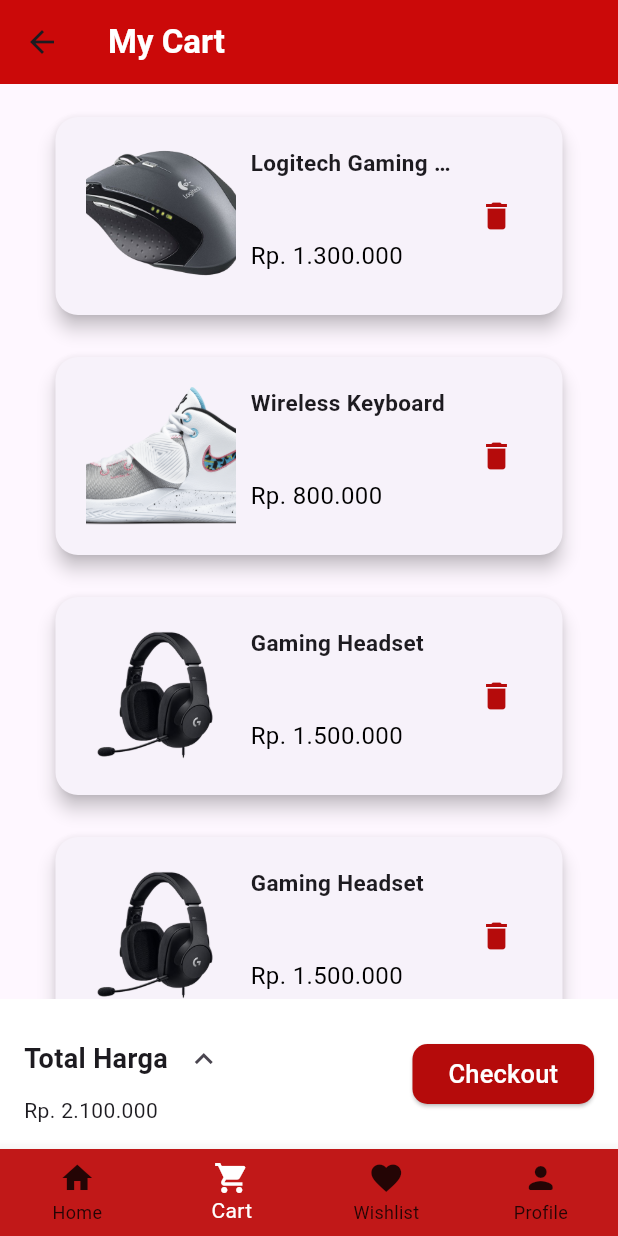
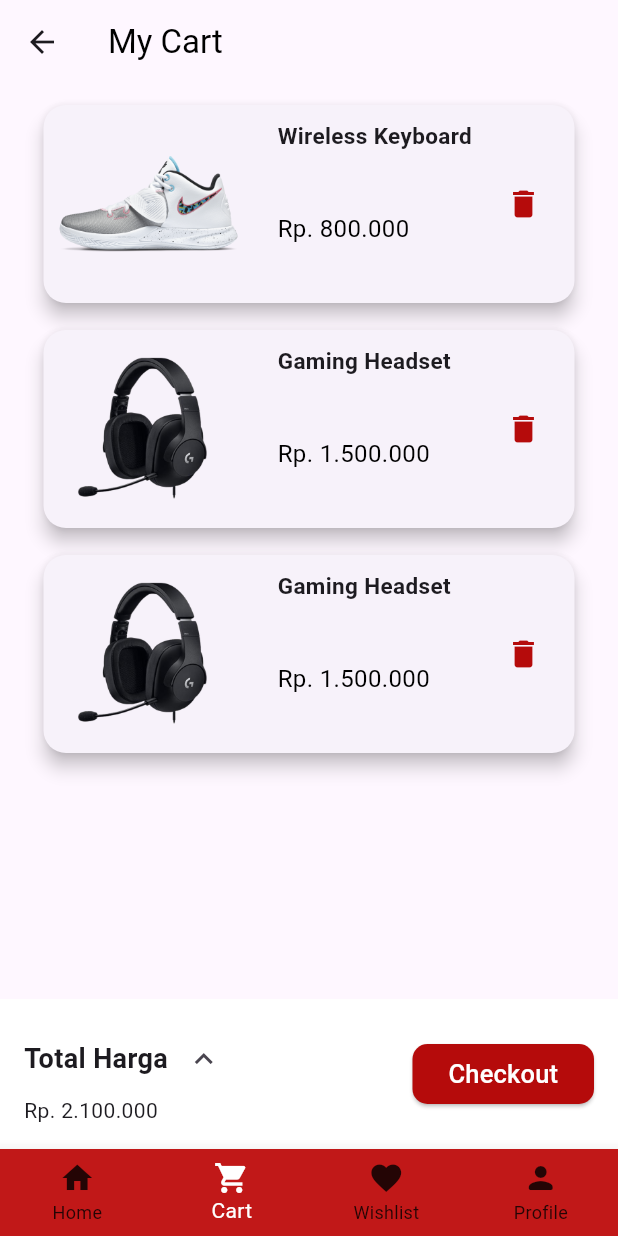
Before and after one commit to DhanielPutra/tesy, a Flutter app: the Wishlist screen opened directly, item 2 of the bottom bar chosen, after a tap on the "delete" icon, on a phone screen of 412 x 824 dp. Run offline on Flutter 3.47's test engine with Material 3 defaults, Android fonts, the phone set to English and light mode, and no system bars.

Commit message:
Update cart.dart

```diff
--- a/lib/cart.dart
+++ b/lib/cart.dart
@@ -1,7 +1,9 @@
 import 'package:flutter/material.dart';
 import 'package:marketplace/checkout.dart';
 import 'package:marketplace/homepage.dart';
+
 import 'package:marketplace/profile.dart';
+
 import 'package:marketplace/wishlist.dart';
 
 class Cart extends StatefulWidget {
@@ -13,7 +15,6 @@ class Cart extends StatefulWidget {
 
 class _CartState extends State<Cart> {
   int _selectedIndex = 1;
-
   List<Product> products = [
     Product(
       name: 'Logitech Gaming Mouse',
@@ -35,23 +36,32 @@ class _CartState extends State<Cart> {
       imageUrl: 'assets/hd.png',
       price: 'Rp. 1.500.000',
     ),
-
     // Tambahkan produk lainnya sesuai kebutuhan...
   ];
 
-  // Fungsi untuk menangani perubahan indeks BottomNavigationBar
   void _onItemTapped(int index) {
     setState(() {
       _selectedIndex = index;
+
       if (index == 0) {
-        Navigator.of(context).push(MaterialPageRoute(builder: (context) => homepage()));
-      }else if(index == 1){
-        Navigator.of(context).push(MaterialPageRoute(builder: (context)=> Cart()));
-      }else if(index == 2){
-        Navigator.of(context).push(MaterialPageRoute(builder: (context)=>Wishlist()));
-      }else if (index == 3){
-        Navigator.of(context).push(MaterialPageRoute(builder: (context)=>Profile()));
+        Navigator.of(context)
+            .push(MaterialPageRoute(builder: (context) => homepage()));
+      } else if (index == 1) {
+        Navigator.of(context)
+            .push(MaterialPageRoute(builder: (context) => Cart()));
+      } else if (index == 2) {
+        Navigator.of(context)
+            .push(MaterialPageRoute(builder: (context) => Wishlist()));
+      } else if (index == 3) {
+        Navigator.of(context)
+            .push(MaterialPageRoute(builder: (context) => Profile()));
       }
+    });
+  }
+
+  void _removeProduct(int index) {
+    setState(() {
+      products.removeAt(index);
     });
   }
 
@@ -62,26 +72,27 @@ class _CartState extends State<Cart> {
       home: Scaffold(
         appBar: AppBar(
           elevation: 0,
-          backgroundColor: Color.fromARGB(255, 203, 9, 9),
+          backgroundColor: Colors.transparent,
           leading: IconButton(
             onPressed: () {
               Navigator.pop(context);
             },
-              icon: Icon(Icons.arrow_back)),
-          title:const  Text(
+            icon: Icon(Icons.arrow_back),
+          ),
+          title: Text(
             'My Cart',
-            style: TextStyle(color:  Color.fromARGB(255, 255, 255, 255),fontWeight: FontWeight.bold),
+            style: TextStyle(color: Colors.black),
           ),
         ),
         body: Stack(
           children: [
-            Padding(
-              padding: const EdgeInsets.fromLTRB(8, 8, 8, 100),
+            Container(
+              padding: const EdgeInsets.fromLTRB(5, 5, 5, 100),
               child: ListView.builder(
                 itemCount: products.length,
                 itemBuilder: (context, index) {
                   Product product = products[index];
-                  return buildProductCard(product);
+                  return buildProductCard(product, index);
                 },
               ),
             ),
@@ -220,8 +231,10 @@ class _CartState extends State<Cart> {
         ),
         bottomNavigationBar: BottomNavigationBar(
           type: BottomNavigationBarType.fixed, // Set type to fixed
+
           backgroundColor: const Color.fromARGB(
               255, 193, 24, 24), // Set the background color here
+
           items: const <BottomNavigationBarItem>[
             BottomNavigationBarItem(
               icon: Icon(Icons.home),
@@ -237,22 +250,26 @@ class _CartState extends State<Cart> {
             ),
             BottomNavigationBarItem(
               icon: Icon(Icons.person_rounded), // Add your new icon here
+
               label: 'Profile', // Add the label for the new icon
             ),
           ],
+
           currentIndex: _selectedIndex,
+
           selectedItemColor: const Color.fromARGB(255, 255, 255, 255),
+
           unselectedItemColor: Color.fromARGB(207, 0, 0, 0),
+
           onTap: _onItemTapped,
         ),
-        //
       ),
     );
   }
 
-  Widget buildProductCard(Product product) {
+  Widget buildProductCard(Product product, int index) {
     return Container(
-      margin: EdgeInsets.fromLTRB(25, 10, 25, 10),
+      margin: EdgeInsets.fromLTRB(20, 5, 20, 5),
       height: 140,
       child: Card(
         shape: RoundedRectangleBorder(
@@ -260,15 +277,20 @@ class _CartState extends State<Cart> {
         ),
         elevation: 5,
         child: Padding(
-          padding: const EdgeInsets.all(20.0),
+          padding: const EdgeInsets.all(10.0),
           child: Row(
             children: [
-              Image.asset(
+              Container(
+                width: 120.0,
+                height: 120.0,
+                child: Image.asset(
                   product.imageUrl,
-                width: 100,
-                height: double.infinity,
-                fit: BoxFit.cover,
+                  fit: BoxFit
+                      .contain, // Mengatur agar gambar terlihat sepenuhnya
                 ),
+              ),
+              SizedBox(width: 16.0), // Jarak antara gambar dan teks
+
               SizedBox(width: 10),
               Expanded(
                 child: Column(
@@ -301,7 +323,7 @@ class _CartState extends State<Cart> {
                   color: Color(0xFFB50B0B),
                 ),
                 onPressed: () {
-                  print('Delete Pressed!');
+                  _removeProduct(index);
                 },
               ),
             ],
```
Lines whose indentation alone changed are shown as unchanged.
